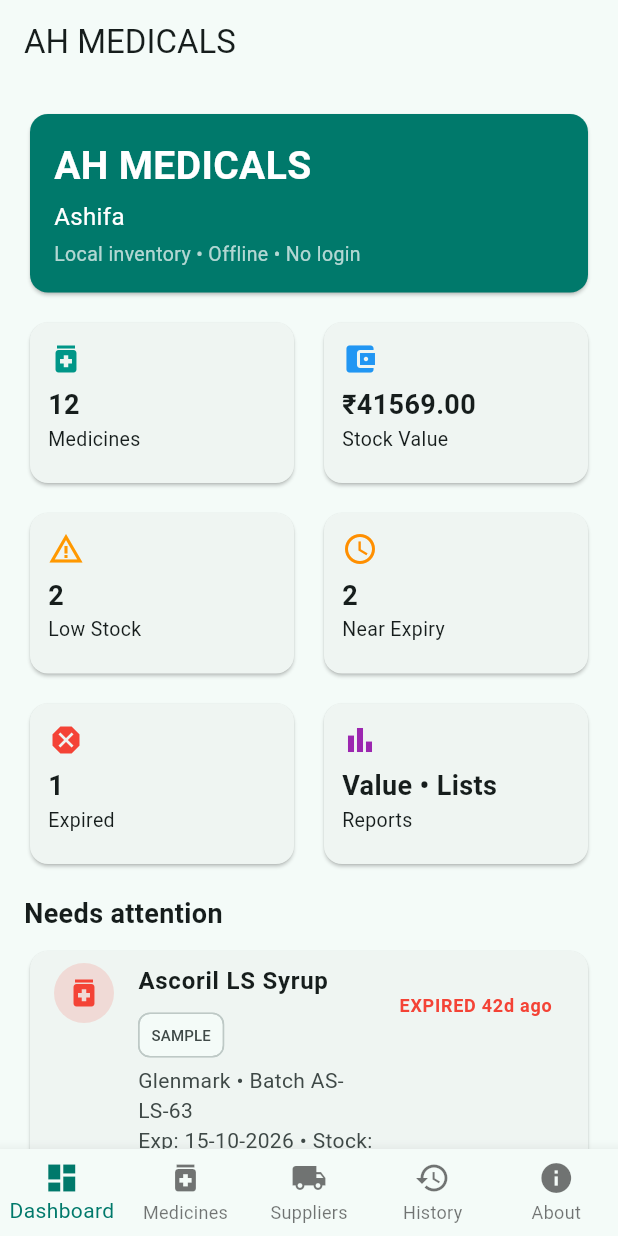
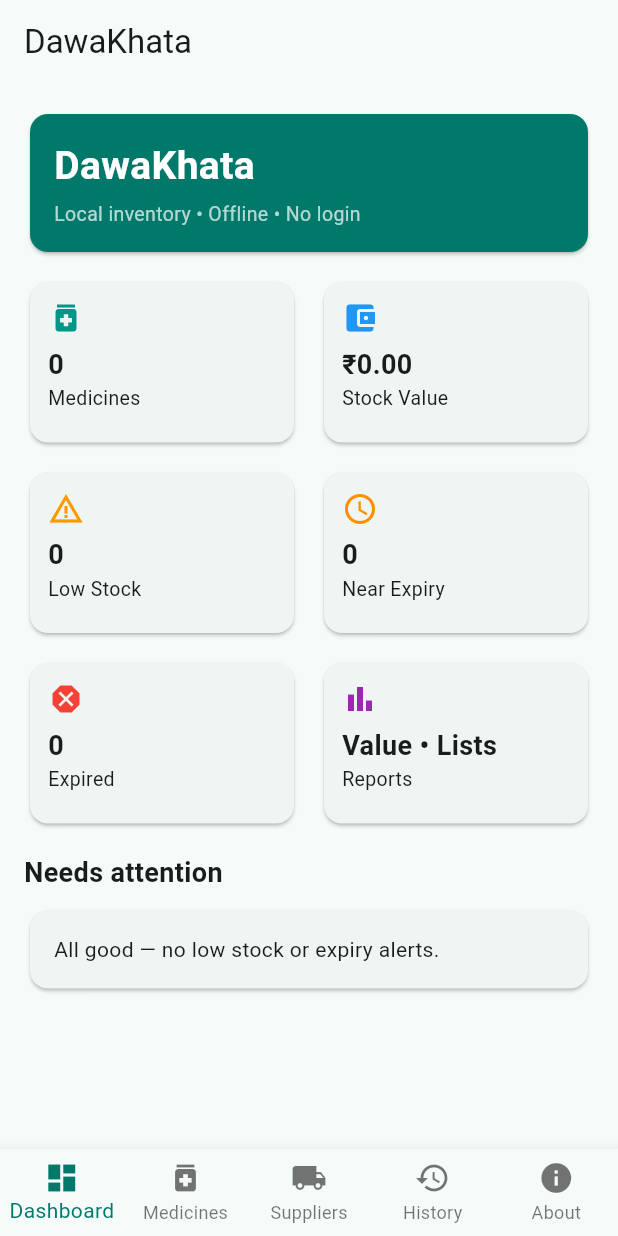
Before and after one commit to avigyani/ah-medicals, a Flutter app: the screen it shows after launch, on a phone screen of 412 x 824 dp. Run offline on Flutter 3.47's test engine with Material 3 defaults, Android fonts, the phone set to English and light mode, and no system bars; our stand-ins replace sqflite; missing offline and left inert: mobile_scanner; accounts and stored records are empty.

Commit message:
Rebrand to DawaKhata + Play Store AAB build

```diff
--- a/lib/screens.dart
+++ b/lib/screens.dart
@@ -1,11 +1,10 @@
-// AH MEDICALS — all screens. Ashifa (shown on Dashboard + About).
+// DawaKhata — all screens.
 import 'package:flutter/material.dart';
 import 'db.dart';
 import 'models.dart';
 import 'scanner.dart';
 
-const shopName = 'AH MEDICALS';
-const ownerName = 'Ashifa';
+const shopName = 'DawaKhata';
 
 void showMsg(BuildContext context, String msg) {
   ScaffoldMessenger.of(context).showSnackBar(SnackBar(content: Text(msg)));
@@ -83,7 +82,6 @@ class _DashboardScreenState extends State<DashboardScreen> {
   }
 
   Future<void> _load() async {
-    await AppDb.instance.seedIfEmpty();
     final meds = await AppDb.instance.allMedicines();
     if (!mounted) return;
     setState(() {
@@ -128,7 +126,7 @@ class _DashboardScreenState extends State<DashboardScreen> {
               child: ListView(
                 padding: const EdgeInsets.all(16),
                 children: [
-                  // Shop header — owner name
+                  // Shop header
                   Card(
                     color: Colors.teal.shade700,
                     child: const Padding(
@@ -141,14 +139,6 @@ class _DashboardScreenState extends State<DashboardScreen> {
                             style: TextStyle(
                               fontSize: 26,
                               fontWeight: FontWeight.bold,
-                              color: Colors.white,
-                            ),
-                          ),
-                          SizedBox(height: 4),
-                          Text(
-                            ownerName,
-                            style: TextStyle(
-                              fontSize: 16,
                               color: Colors.white,
                             ),
                           ),
@@ -1358,9 +1348,7 @@ class AboutScreen extends StatelessWidget {
                     style: TextStyle(fontSize: 24, fontWeight: FontWeight.bold),
                   ),
                   SizedBox(height: 4),
-                  Text(ownerName, style: TextStyle(fontSize: 16)),
-                  SizedBox(height: 12),
-                  Text('Version 1.0-phase1 (Flutter)'),
+                  Text('Version 1.0.0 (Flutter)'),
                   SizedBox(height: 8),
                   Text('Made by Avi'),
                 ],
```
